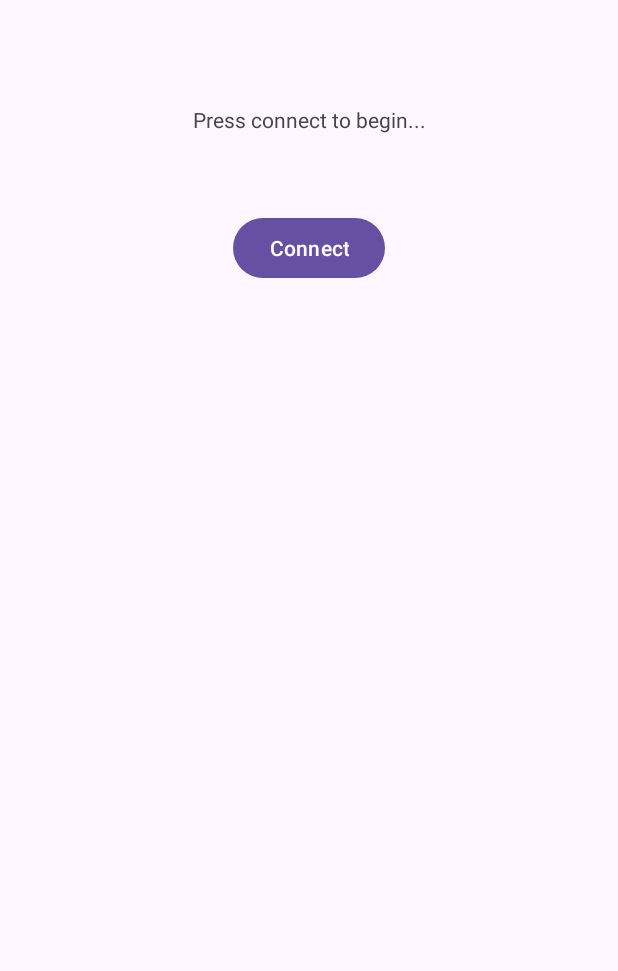
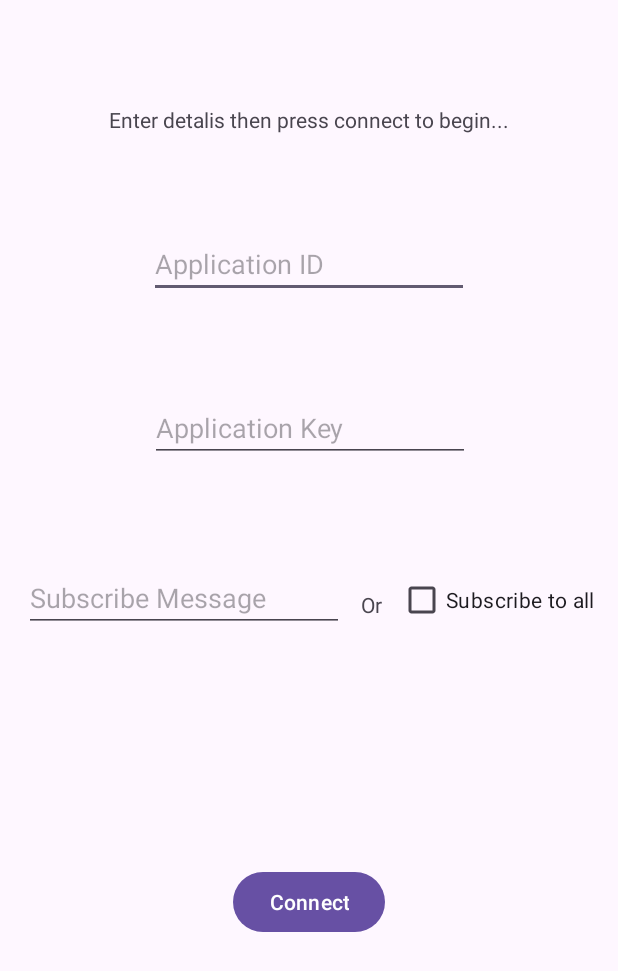
Before and after one commit to akfungai/HollowayFinal, an Android app: the screen it shows after launch (MainActivity), on a phone screen of 412 x 824 dp. Shown: the top 971 px of the screen. Run offline under Robolectric (Android 15) with nearby library versions, the phone set to English and light mode, and no system bars.

Commit message:
new landing page with login for ttn

```diff
--- a/app/src/main/java/com/example/hollowayfinal/MainActivity.kt
+++ b/app/src/main/java/com/example/hollowayfinal/MainActivity.kt
@@ -4,24 +4,15 @@ package com.example.hollowayfinal
 //import info.mqtt.android.service.MqttAndroidClient;
 
 
-import android.content.ContentValues.TAG
 import android.content.Intent
 import android.os.Bundle
 import android.text.method.ScrollingMovementMethod
-import android.util.Log
 import android.widget.Button
+import android.widget.CheckBox
+import android.widget.EditText
 import android.widget.TextView
-import android.widget.Toast
 import androidx.appcompat.app.AppCompatActivity
-import com.jjoe64.graphview.DefaultLabelFormatter
-import com.jjoe64.graphview.GraphView
-import com.jjoe64.graphview.series.DataPoint
-import com.jjoe64.graphview.series.LineGraphSeries
-import org.eclipse.paho.client.mqttv3.*
-import org.json.JSONObject
-import java.text.NumberFormat
-import java.text.SimpleDateFormat
-import java.util.Locale
+
 
 
 class MainActivity : AppCompatActivity() {
@@ -37,6 +28,10 @@ class MainActivity : AppCompatActivity() {
 
         val connectButton: Button = findViewById(R.id.connectButton)
 
+        val checkBox: CheckBox = findViewById(R.id.checkBox)
+
+        val SubscribeTextView: EditText = findViewById(R.id.SubscribeTextView)
+
 
 
         connectButton.setOnClickListener {
@@ -44,13 +39,22 @@ class MainActivity : AppCompatActivity() {
 
             val intent = Intent(this, GraphsView::class.java)
             startActivity(intent)
+        }
+
+        checkBox.setOnCheckedChangeListener { _, isChecked ->
+            if (isChecked) {
+                // When CheckBox is checked
+                SubscribeTextView.alpha = 0.0f // Make TextView transparent
+                SubscribeTextView.isClickable = false // Make TextView unclickable
+            } else {
+                // When CheckBox is unchecked
+                SubscribeTextView.alpha = 1.0f // Make TextView opaque
+                SubscribeTextView.isClickable = true // Make TextView clickable
+            }
+        }
 
 
 
-
-
-
-        }
 
 
 
--- a/app/src/main/res/layout/activity_graphs_view.xml
+++ b/app/src/main/res/layout/activity_graphs_view.xml
@@ -11,11 +11,11 @@
         android:layout_width="0dp"
         android:layout_height="200dip"
         android:layout_marginStart="8dp"
-        android:layout_marginTop="36dp"
+        android:layout_marginTop="8dp"
         android:layout_marginEnd="8dp"
         app:layout_constraintEnd_toEndOf="parent"
         app:layout_constraintStart_toStartOf="parent"
-        app:layout_constraintTop_toBottomOf="@+id/connectButton" />
+        app:layout_constraintTop_toTopOf="parent" />
 
     <com.jjoe64.graphview.GraphView
         android:id="@+id/graph2"
--- a/app/src/main/res/layout/activity_main.xml
+++ b/app/src/main/res/layout/activity_main.xml
@@ -12,7 +12,7 @@
         android:layout_height="wrap_content"
         android:maxHeight="100dp"
         android:scrollbars="vertical"
-        android:text="Press connect to begin..."
+        android:text="Enter detalis then press connect to begin..."
         app:layout_constraintBottom_toBottomOf="parent"
         app:layout_constraintEnd_toEndOf="parent"
         app:layout_constraintStart_toStartOf="parent"
@@ -23,10 +23,68 @@
         android:id="@+id/connectButton"
         android:layout_width="wrap_content"
         android:layout_height="wrap_content"
-        android:layout_marginTop="52dp"
+        android:layout_marginTop="488dp"
         android:text="Connect"
         app:layout_constraintEnd_toEndOf="parent"
         app:layout_constraintStart_toStartOf="parent"
         app:layout_constraintTop_toBottomOf="@+id/textView" />
 
+    <EditText
+        android:id="@+id/editTextText"
+        android:layout_width="wrap_content"
+        android:layout_height="wrap_content"
+        android:layout_marginTop="64dp"
+        android:ems="10"
+        android:hint="Application ID"
+        android:inputType="text"
+        app:layout_constraintEnd_toEndOf="parent"
+        app:layout_constraintStart_toStartOf="parent"
+        app:layout_constraintTop_toBottomOf="@+id/textView" />
+
+    <EditText
+        android:id="@+id/editTextText2"
+        android:layout_width="wrap_content"
+        android:layout_height="wrap_content"
+        android:layout_marginTop="64dp"
+        android:ems="10"
+        android:hint="Application Key"
+        android:inputType="text"
+        app:layout_constraintEnd_toEndOf="parent"
+        app:layout_constraintHorizontal_bias="0.502"
+        app:layout_constraintStart_toStartOf="parent"
+        app:layout_constraintTop_toBottomOf="@+id/editTextText" />
+
+    <CheckBox
+        android:id="@+id/checkBox"
+        android:layout_width="wrap_content"
+        android:layout_height="wrap_content"
+        android:layout_marginStart="36dp"
+        android:text="Subscribe to all"
+        app:layout_constraintStart_toEndOf="@+id/SubscribeTextView"
+        app:layout_constraintTop_toTopOf="@+id/SubscribeTextView" />
+
+    <EditText
+        android:id="@+id/SubscribeTextView"
+        android:layout_width="wrap_content"
+        android:layout_height="wrap_content"
+        android:layout_marginStart="16dp"
+        android:layout_marginTop="68dp"
+        android:ems="10"
+        android:hint="Subscribe Message"
+        android:inputType="text"
+        app:layout_constraintStart_toStartOf="parent"
+        app:layout_constraintTop_toBottomOf="@+id/editTextText2" />
+
+    <TextView
+        android:id="@+id/textView4"
+        android:layout_width="wrap_content"
+        android:layout_height="wrap_content"
+        android:layout_marginStart="10dp"
+        android:layout_marginTop="17dp"
+        android:layout_marginEnd="10dp"
+        android:text="Or"
+        app:layout_constraintEnd_toStartOf="@+id/checkBox"
+        app:layout_constraintStart_toEndOf="@+id/SubscribeTextView"
+        app:layout_constraintTop_toTopOf="@+id/SubscribeTextView" />
+
 </androidx.constraintlayout.widget.ConstraintLayout>
```
